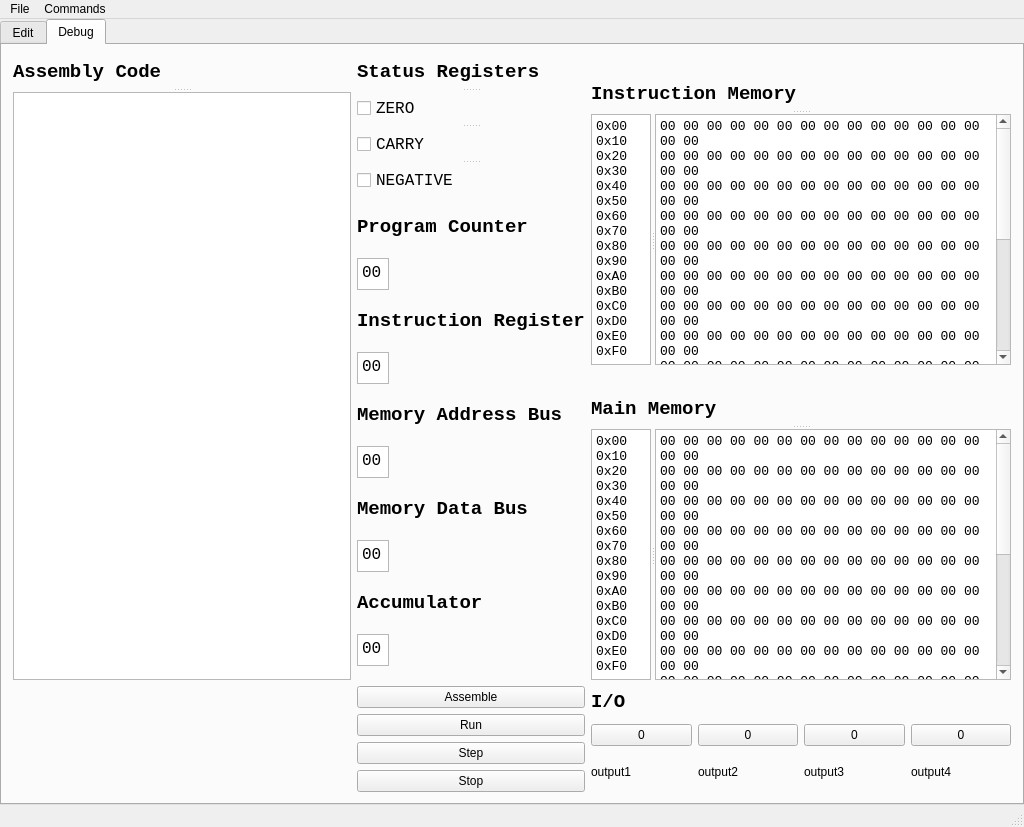
This is MicroSimulatorGUI/mainwindow.ui in kjwitt/MicroSimulator as Qt 5 draws it before an edit. The edited form follows.
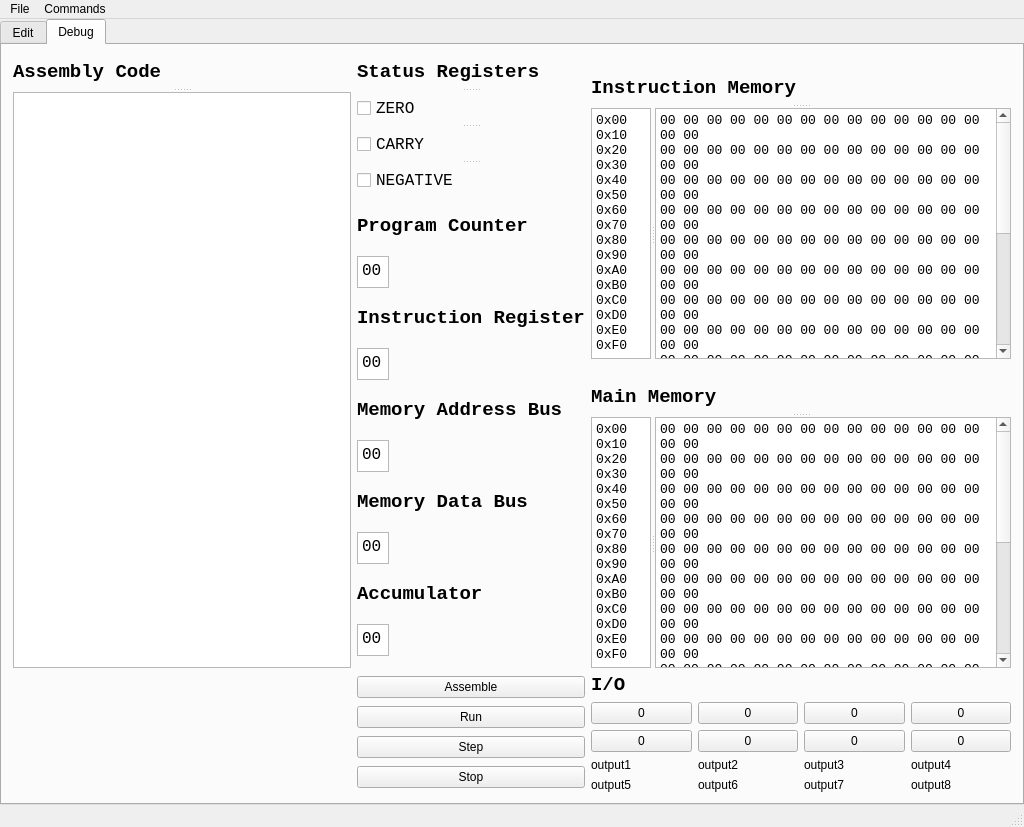
This is the edited form.

Commit message: Added more I/O buttons, adjusted layout

The edit to the form file:
```diff
--- a/MicroSimulatorGUI/mainwindow.ui
+++ b/MicroSimulatorGUI/mainwindow.ui
@@ -830,6 +830,62 @@
             </item>
            </layout>
           </item>
+          <item>
+           <layout class="QHBoxLayout" name="horizontalLayout_4">
+            <item>
+             <widget class="QPushButton" name="input5">
+              <property name="maximumSize">
+               <size>
+                <width>16777215</width>
+                <height>16777215</height>
+               </size>
+              </property>
+              <property name="text">
+               <string>0</string>
+              </property>
+             </widget>
+            </item>
+            <item>
+             <widget class="QPushButton" name="input6">
+              <property name="maximumSize">
+               <size>
+                <width>16777215</width>
+                <height>16777215</height>
+               </size>
+              </property>
+              <property name="text">
+               <string>0</string>
+              </property>
+             </widget>
+            </item>
+            <item>
+             <widget class="QPushButton" name="input7">
+              <property name="maximumSize">
+               <size>
+                <width>16777215</width>
+                <height>16777215</height>
+               </size>
+              </property>
+              <property name="text">
+               <string>0</string>
+              </property>
+             </widget>
+            </item>
+            <item>
+             <widget class="QPushButton" name="input8">
+              <property name="maximumSize">
+               <size>
+                <width>16777215</width>
+                <height>16777215</height>
+               </size>
+              </property>
+              <property name="text">
+               <string>0</string>
+              </property>
+             </widget>
+            </item>
+           </layout>
+          </item>
           <item>
            <layout class="QHBoxLayout" name="horizontalLayout_3">
             <item>
@@ -844,7 +900,7 @@
               <property name="minimumSize">
                <size>
                 <width>0</width>
-                <height>23</height>
+                <height>0</height>
                </size>
               </property>
               <property name="text">
@@ -868,6 +924,44 @@
             </item>
            </layout>
           </item>
+          <item>
+           <layout class="QHBoxLayout" name="horizontalLayout_5">
+            <item>
+             <widget class="QLabel" name="output5">
+              <property name="text">
+               <string>output5</string>
+              </property>
+             </widget>
+            </item>
+            <item>
+             <widget class="QLabel" name="output6">
+              <property name="minimumSize">
+               <size>
+                <width>0</width>
+                <height>0</height>
+               </size>
+              </property>
+              <property name="text">
+               <string>output6</string>
+              </property>
+             </widget>
+            </item>
+            <item>
+             <widget class="QLabel" name="output7">
+              <property name="text">
+               <string>output7</string>
+              </property>
+             </widget>
+            </item>
+            <item>
+             <widget class="QLabel" name="output8">
+              <property name="text">
+               <string>output8</string>
+              </property>
+             </widget>
+            </item>
+           </layout>
+          </item>
          </layout>
         </item>
         <item row="0" column="0" rowspan="3">
```
Left out of the diff: 3 changed lines with no effect on the pictures.
